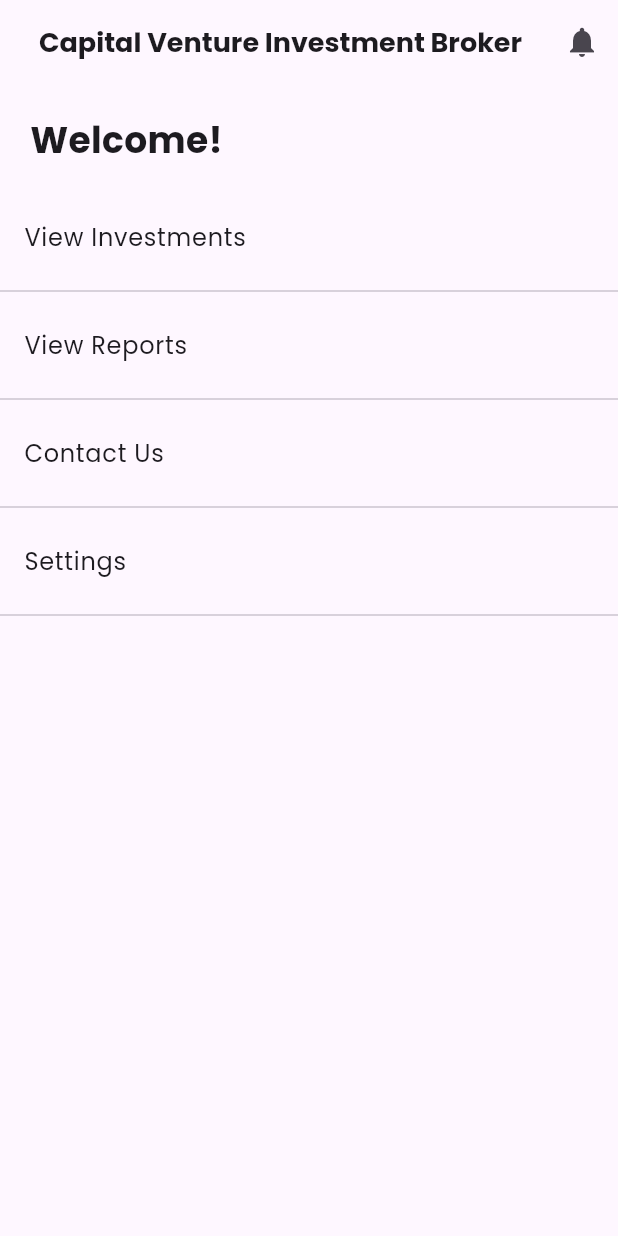
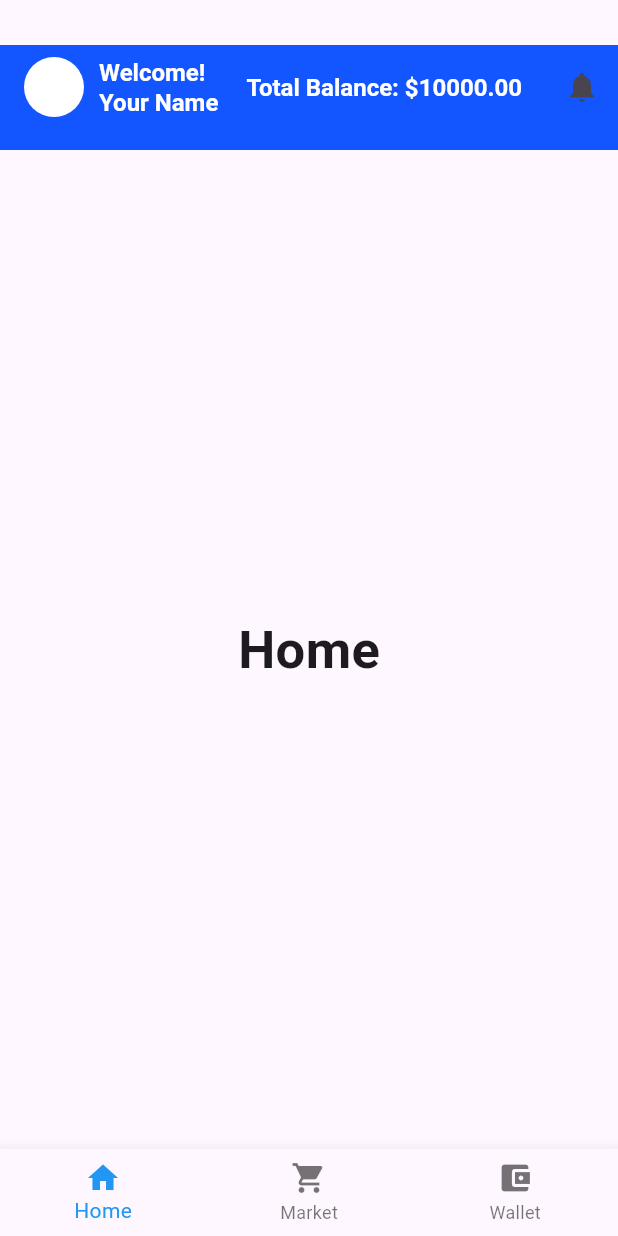
Before and after one commit to azkalbhqi/RaionProject-Flutter, a Flutter app: the HomePage screen opened directly, on a phone screen of 412 x 824 dp. Run offline on Flutter 3.47's test engine with Material 3 defaults, Android fonts, the phone set to English and light mode, and no system bars; our stand-ins replace flutter_svg, google_fonts.

Commit message:
slicing update commit

```diff
--- a/lib/pages/home_page.dart
+++ b/lib/pages/home_page.dart
@@ -1,4 +1,4 @@
-// ignore_for_file: use_key_in_widget_constructors, unused_import, prefer_const_constructors
+// ignore_for_file: use_key_in_widget_constructors, unused_import, prefer_const_constructors, prefer_const_literals_to_create_immutables, sort_child_properties_last
 
 import 'package:flutter/material.dart';
 import 'package:google_fonts/google_fonts.dart';
@@ -14,103 +14,127 @@ class HomePage extends StatefulWidget {
 }
 
 class _HomePageState extends State<HomePage> {
+  // Placeholder balance value
+  double totalBalance = 10000.0; // Example total balance
+  int _selectedIndex = 0;
+
+  void _onItemTapped(int index) {
+    setState(() {
+      _selectedIndex = index;
+    });
+  }
+
   @override
   Widget build(BuildContext context) {
     return Scaffold(
-
-      appBar: AppBar(
-        title: Text(
-          'Capital Venture Investment Broker',
-          style: GoogleFonts.poppins(
-            fontSize: 18,
+      appBar: PreferredSize(
+        preferredSize: Size.fromHeight(100.0), // Set the preferred height of the AppBar
+        child: Container(
+          margin: EdgeInsets.only(top: 30),
+          color: ColorStyles.primary,
+          child: AppBar(
+            backgroundColor: Colors.transparent,
+            elevation: 0,
+            title: Row(
+              mainAxisAlignment: MainAxisAlignment.spaceBetween,
+              children: [
+                Row(
+                  children: [
+                    CircleAvatar(
+                      // Add your profile picture here
+                      backgroundColor: Colors.white,
+                      radius: 20,
+                    ),
+                    SizedBox(width: 10),
+                    Column(
+                      crossAxisAlignment: CrossAxisAlignment.start,
+                      children: [
+                        Text(
+                          'Welcome!',
+                          style: TextStyle(
+                            fontSize: 16,
                             fontWeight: FontWeight.bold,
+                            color: Colors.white, // Set the text color to white
                           ),
                         ),
-        centerTitle: true,
+                        Text(
+                          'Your Name',
+                          style: TextStyle(
+                            fontSize: 16,
+                            fontWeight: FontWeight.bold,
+                            color: Colors.white, // Set the text color to white
+                          ),
+                        ),
+                      ],
+                    ),
+                  ],
+                ),
+                // Display total balance
+                Text(
+                  'Total Balance: \$${totalBalance.toStringAsFixed(2)}',
+                  style: TextStyle(
+                    fontSize: 16,
+                    fontWeight: FontWeight.bold,
+                    color: Colors.white, // Set the text color to white
+                  ),
+                ),
+              ],
+            ),
             actions: [
               IconButton(
                 icon: Icon(Icons.notifications),
                 onPressed: () {
-              Navigator.pushReplacement(context, MaterialPageRoute(builder: (context) => const NotificationPage()));
+                  Navigator.pushReplacement(
+                    context,
+                    MaterialPageRoute(builder: (context) => const NotificationPage()),
+                  );
                 },
               ),
             ],
           ),
-
-      body: SingleChildScrollView(
-        child: Column(
-          crossAxisAlignment: CrossAxisAlignment.stretch,
-          children: [
-            SizedBox(height: 20),
-            Padding(
-              padding: const EdgeInsets.symmetric(horizontal: 20),
-              child: Text(
-                'Welcome!',
-                style: GoogleFonts.poppins(
-                  fontSize: 24,
-                  fontWeight: FontWeight.bold,
         ),
       ),
-            ),
-            SizedBox(height: 20),
-            ListTile(
-              title: Text(
-                'View Investments',
-                style: GoogleFonts.poppins(
-                  fontSize: 16,
+      body: Container(
+        padding: EdgeInsets.all(20),
+        child: Center(
+          child: _widgetOptions.elementAt(_selectedIndex),
         ),
       ),
-              onTap: () {
-                // Navigate to investments page
-              },
+      bottomNavigationBar: BottomNavigationBar(
+        items: <BottomNavigationBarItem>[
+          BottomNavigationBarItem(
+            icon: Icon(Icons.home),
+            label: 'Home',
           ),
-            Divider(),
-            ListTile(
-              title: Text(
-                'View Reports',
-                style: GoogleFonts.poppins(
-                  fontSize: 16,
+          BottomNavigationBarItem(
+            icon: Icon(Icons.shopping_cart),
+            label: 'Market',
           ),
+          BottomNavigationBarItem(
+            icon: Icon(Icons.account_balance_wallet),
+            label: 'Wallet',
           ),
-              onTap: () {
-                // Navigate to reports page
-              },
-            ),
-            Divider(),
-            ListTile(
-              title: Text(
-                'Contact Us',
-                style: GoogleFonts.poppins(
-                  fontSize: 16,
-                ),
-              ),
-              onTap: () {
-                // Navigate to contact us page
-              },
-            ),
-            Divider(),
-            ListTile(
-              title: Text(
-                'Settings',
-                style: GoogleFonts.poppins(
-                  fontSize: 16,
-                ),
-              ),
-              onTap: () {
-                // Navigate to settings page
-              },
-            ),
-            Divider(),
         ],
-        ),
+        currentIndex: _selectedIndex,
+        selectedItemColor: Colors.blue, // Change the color of the selected item
+        onTap: _onItemTapped,
       ),
     );
   }
+
+  // Widget options for the bottom navigation bar
+  static const List<Widget> _widgetOptions = <Widget>[
+    Text(
+      'Home',
+      style: TextStyle(fontSize: 35, fontWeight: FontWeight.bold),
+    ),
+    Text(
+      'Market',
+      style: TextStyle(fontSize: 35, fontWeight: FontWeight.bold),
+    ),
+    Text(
+      'Wallet',
+      style: TextStyle(fontSize: 35, fontWeight: FontWeight.bold),
+    ),
+  ];
 }
-
-void main() {
-  runApp(MaterialApp(
-    debugShowCheckedModeBanner: false,
-    home: HomePage(),
-  ));
-}
--- a/lib/pages/notification_page.dart
+++ b/lib/pages/notification_page.dart
@@ -4,6 +4,7 @@ import 'package:flutter/material.dart';
 import 'package:google_fonts/google_fonts.dart';
 import '../styles/styles.dart';
 import './widget/buttons.dart';
+import './home_page.dart';
 
 class NotificationPage extends StatefulWidget {
   const NotificationPage({super.key});
@@ -17,6 +18,18 @@ class _NotificationPageState extends State<NotificationPage>{
   Widget build(BuildContext context) {
     return Scaffold(
       appBar: AppBar(
+         leading: IconButton(
+          icon: Icon(Icons.arrow_back),
+          color: ColorStyles.primary,
+          onPressed: () {
+            Navigator.pushReplacement(
+              context,
+              MaterialPageRoute(
+                builder: (context) => const HomePage(),
+              ),
+            ); // Add functionality to navigate back
+          },
+        ),// Add functionality to navigate back
         title: Text(
           'Notifications',
           style: GoogleFonts.poppins(
```
Lines whose indentation alone changed are shown as unchanged.
